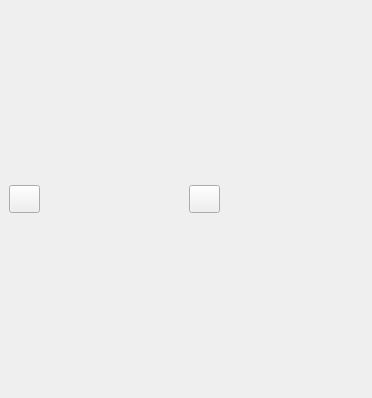
This is square.ui in AntiF0/ContributionMap as Qt 5 draws it before an edit. The edited form follows.
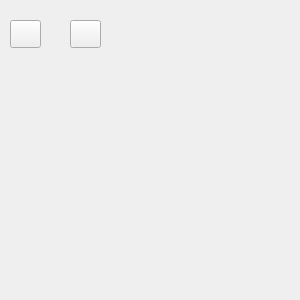
This is the edited form.

What changed in the file:
```diff
--- a/square.ui
+++ b/square.ui
@@ -6,8 +6,8 @@
    <rect>
     <x>0</x>
     <y>0</y>
-    <width>372</width>
-    <height>398</height>
+    <width>300</width>
+    <height>300</height>
    </rect>
   </property>
   <property name="windowTitle">
@@ -19,8 +19,8 @@
   <widget class="QPushButton" name="pushButton">
    <property name="geometry">
     <rect>
-     <x>9</x>
-     <y>185</y>
+     <x>10</x>
+     <y>20</y>
      <width>31</width>
      <height>28</height>
     </rect>
@@ -32,8 +32,8 @@
   <widget class="QPushButton" name="pushButton_2">
    <property name="geometry">
     <rect>
-     <x>189</x>
-     <y>185</y>
+     <x>70</x>
+     <y>20</y>
      <width>31</width>
      <height>28</height>
     </rect>
```
